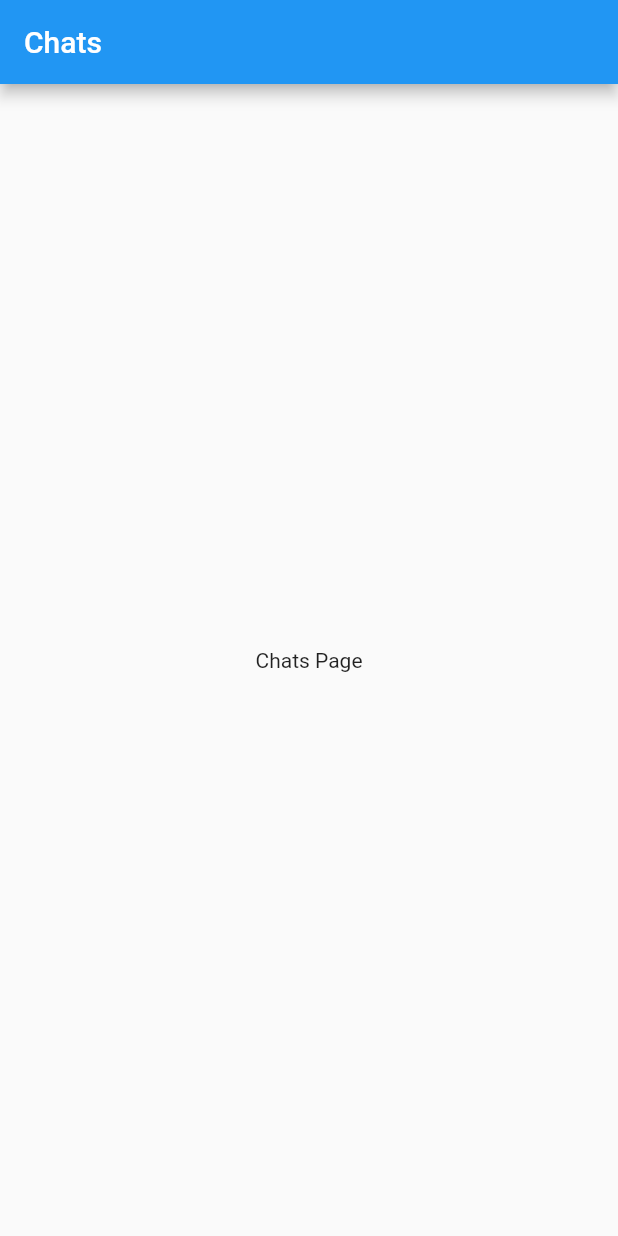
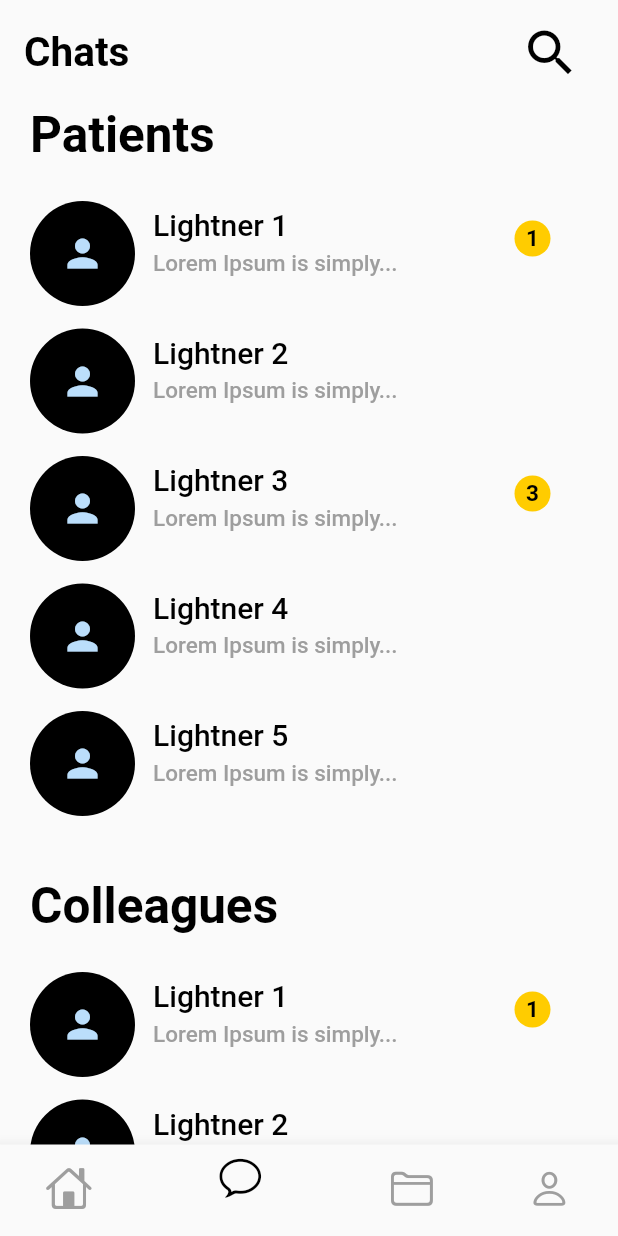
Before and after one commit to alperefesahin/responsive_adaptive_flutter, a Flutter app: the screen it shows after launch, on a phone screen of 412 x 824 dp. Run offline on Flutter 3.47's test engine with Material 2 defaults, Android fonts, the phone set to English and light mode, and no system bars.

Commit message:
complete mobile section of the project

```diff
--- a/lib/main.dart
+++ b/lib/main.dart
@@ -1,4 +1,4 @@
 import 'package:flutter/material.dart';
-import 'package:responsive_online_clinic_ui/presentation/core/app_widget.dart';
+import 'package:responsive_flutter/presentation/core/app_widget.dart';
 
 void main() => runApp(const AppWidget());
--- /dev/null
+++ b/lib/presentation/common_widgets/colors.dart
@@ -0,0 +1,5 @@
+import 'package:flutter/material.dart';
+
+const Color blackColor = Colors.black;
+const Color greyColor = Colors.grey;
+const Color yellowColor = Color.fromARGB(255, 255, 204, 0);
--- /dev/null
+++ b/lib/presentation/common_widgets/user_list_widget.dart
@@ -0,0 +1,74 @@
+import 'package:flutter/material.dart';
+import 'package:responsive_flutter/presentation/common_widgets/colors.dart';
+
+class UserListWidget extends StatelessWidget {
+  const UserListWidget({super.key});
+
+  @override
+  Widget build(BuildContext context) {
+    return ListView.builder(
+      padding: const EdgeInsets.only(bottom: 40),
+      itemCount: 5,
+      shrinkWrap: true,
+      itemBuilder: (context, index) {
+        return Padding(
+          padding: const EdgeInsets.only(top: 15),
+          child: Row(
+            mainAxisAlignment: MainAxisAlignment.spaceBetween,
+            children: [
+              Row(
+                children: [
+                  const CircleAvatar(
+                    backgroundColor: blackColor,
+                    radius: 35,
+                    child: Icon(Icons.person, size: 30),
+                  ),
+                  Padding(
+                    padding: const EdgeInsets.only(left: 12, bottom: 15),
+                    child: Column(
+                      crossAxisAlignment: CrossAxisAlignment.start,
+                      children: [
+                        Text(
+                          "Lightner ${index + 1}",
+                          style: const TextStyle(
+                            fontSize: 20,
+                            color: blackColor,
+                            fontWeight: FontWeight.w500,
+                          ),
+                        ),
+                        const SizedBox(height: 5),
+                        const Text(
+                          "Lorem Ipsum is simply...",
+                          style: TextStyle(
+                            fontSize: 15,
+                            color: greyColor,
+                            fontWeight: FontWeight.w500,
+                          ),
+                        ),
+                      ],
+                    ),
+                  ),
+                ],
+              ),
+              if (index == 0 || index == 2)
+                Padding(
+                  padding: const EdgeInsets.only(right: 25, bottom: 20),
+                  child: CircleAvatar(
+                    backgroundColor: yellowColor,
+                    radius: 12,
+                    child: Text(
+                      index == 0 ? "1" : "3",
+                      style: const TextStyle(
+                          color: blackColor, fontWeight: FontWeight.bold, fontSize: 15),
+                    ),
+                  ),
+                )
+              else
+                Container()
+            ],
+          ),
+        );
+      },
+    );
+  }
+}
--- a/lib/presentation/core/app_widget.dart
+++ b/lib/presentation/core/app_widget.dart
@@ -1,7 +1,7 @@
 import 'package:flutter/material.dart';
-import 'package:responsive_online_clinic_ui/presentation/core/responsive_widget.dart';
-import 'package:responsive_online_clinic_ui/presentation/pages/appointments/appointments_page.dart';
-import 'package:responsive_online_clinic_ui/presentation/pages/chats/chats_page.dart';
+import 'package:responsive_flutter/presentation/core/responsive_widget.dart';
+import 'package:responsive_flutter/presentation/pages/desktop_chats/desktop_chats_page.dart';
+import 'package:responsive_flutter/presentation/pages/mobile_chats/mobile_chats_page.dart';
 
 class AppWidget extends StatelessWidget {
   const AppWidget({super.key});
@@ -9,11 +9,11 @@ class AppWidget extends StatelessWidget {
   @override
   Widget build(BuildContext context) {
     return const MaterialApp(
-      title: 'Responsive Online Clinic UI App',
-      // Since we have 2 pages in the design, we will create 2 different pages for the related layouts.
+      debugShowCheckedModeBanner: false,
+      title: 'Responsive Flutter UI App',
       home: ResponsiveLayout(
-        mobileLayout: ChatsPage(),
-        desktopLayout: AppointmentsPage(),
+        mobileLayout: MobileChatsPage(),
+        desktopLayout: DesktopChatsPage(),
       ),
     );
   }
--- a/lib/presentation/pages/appointments/appointments_page.dart
+++ /dev/null
@@ -1,17 +0,0 @@
-import 'package:flutter/material.dart';
-
-class AppointmentsPage extends StatelessWidget {
-  const AppointmentsPage({super.key});
-
-  @override
-  Widget build(BuildContext context) {
-    return Scaffold(
-      appBar: AppBar(
-        title: const Text('Appointments'),
-      ),
-      body: const Center(
-        child: Text('Appointments Page'),
-      ),
-    );
-  }
-}
--- a/lib/presentation/pages/chats/chats_page.dart
+++ b/lib/presentation/pages/desktop_chats/desktop_chats_page.dart
@@ -1,16 +1,16 @@
 import 'package:flutter/material.dart';
 
-class ChatsPage extends StatelessWidget {
-  const ChatsPage({super.key});
+class DesktopChatsPage extends StatelessWidget {
+  const DesktopChatsPage({super.key});
 
   @override
   Widget build(BuildContext context) {
     return Scaffold(
       appBar: AppBar(
-        title: const Text('Chats'),
+        title: const Text('Desktop Chats'),
       ),
       body: const Center(
-        child: Text('Chats Page'),
+        child: Text('Desktop Chats Page'),
       ),
     );
   }
--- /dev/null
+++ b/lib/presentation/pages/mobile_chats/mobile_chats_page.dart
@@ -0,0 +1,42 @@
+import 'package:flutter/material.dart';
+import 'package:responsive_flutter/presentation/common_widgets/colors.dart';
+import 'package:responsive_flutter/presentation/pages/mobile_chats/widgets/bottom_navigation_bar_widget.dart';
+import 'package:responsive_flutter/presentation/pages/mobile_chats/widgets/mobile_chats_page_body_widget.dart';
+
+class MobileChatsPage extends StatelessWidget {
+  const MobileChatsPage({super.key});
+
+  @override
+  Widget build(BuildContext context) {
+    return Scaffold(
+      bottomNavigationBar: const BottomNavigationBarWidget(),
+      appBar: AppBar(
+        toolbarHeight: 70,
+        backgroundColor: Colors.transparent,
+        elevation: 0,
+        title: const Text(
+          'Chats',
+          style: TextStyle(
+            fontSize: 27,
+            color: blackColor,
+            fontWeight: FontWeight.bold,
+          ),
+        ),
+        actions: [
+          Padding(
+            padding: const EdgeInsets.only(right: 25),
+            child: IconButton(
+              icon: const Icon(
+                Icons.search,
+                size: 40,
+                color: blackColor,
+              ),
+              onPressed: () {},
+            ),
+          ),
+        ],
+      ),
+      body: const MobileChatsPageBody(),
+    );
+  }
+}
--- /dev/null
+++ b/lib/presentation/pages/mobile_chats/widgets/bottom_navigation_bar_widget.dart
@@ -0,0 +1,39 @@
+import 'package:flutter/cupertino.dart';
+import 'package:flutter/material.dart';
+import 'package:responsive_flutter/presentation/common_widgets/colors.dart';
+
+class BottomNavigationBarWidget extends StatelessWidget {
+  const BottomNavigationBarWidget({super.key});
+
+  @override
+  Widget build(BuildContext context) {
+    return BottomNavigationBar(
+      currentIndex: 1,
+      onTap: (index) {},
+      unselectedItemColor: greyColor,
+      selectedItemColor: blackColor,
+      items: const [
+        BottomNavigationBarItem(
+          label: "",
+          icon: Icon(CupertinoIcons.home, size: 31),
+          activeIcon: Icon(CupertinoIcons.home, size: 31),
+        ),
+        BottomNavigationBarItem(
+          label: "",
+          icon: Icon(CupertinoIcons.chat_bubble, size: 30),
+          activeIcon: Icon(CupertinoIcons.chat_bubble, size: 30),
+        ),
+        BottomNavigationBarItem(
+          label: "",
+          icon: Icon(CupertinoIcons.folder, size: 29),
+          activeIcon: Icon(CupertinoIcons.folder, size: 29),
+        ),
+        BottomNavigationBarItem(
+          label: "",
+          icon: Icon(CupertinoIcons.person, size: 29),
+          activeIcon: Icon(CupertinoIcons.person, size: 29),
+        ),
+      ],
+    );
+  }
+}
--- /dev/null
+++ b/lib/presentation/pages/mobile_chats/widgets/mobile_chats_page_body_widget.dart
@@ -0,0 +1,42 @@
+import 'package:flutter/material.dart';
+import 'package:responsive_flutter/presentation/common_widgets/colors.dart';
+import 'package:responsive_flutter/presentation/common_widgets/user_list_widget.dart';
+
+class MobileChatsPageBody extends StatelessWidget {
+  const MobileChatsPageBody({super.key});
+
+  @override
+  Widget build(BuildContext context) {
+    return Padding(
+      padding: const EdgeInsets.symmetric(horizontal: 20),
+      child: SingleChildScrollView(
+        child: Column(
+          mainAxisAlignment: MainAxisAlignment.start,
+          crossAxisAlignment: CrossAxisAlignment.start,
+          children: const [
+            Text(
+              "Patients",
+              style: TextStyle(
+                fontSize: 33,
+                color: blackColor,
+                fontWeight: FontWeight.w600,
+              ),
+            ),
+            SizedBox(height: 10),
+            UserListWidget(),
+            Text(
+              "Colleagues",
+              style: TextStyle(
+                fontSize: 33,
+                color: blackColor,
+                fontWeight: FontWeight.w600,
+              ),
+            ),
+            SizedBox(height: 10),
+            UserListWidget()
+          ],
+        ),
+      ),
+    );
+  }
+}
--- a/pubspec.yaml
+++ b/pubspec.yaml
@@ -1,4 +1,4 @@
-name: responsive_online_clinic_ui
+name: responsive_flutter
 description: A new Flutter project.
 
 # The following line prevents the package from being accidentally published to
```
Also changed, not shown: 2 other files.
